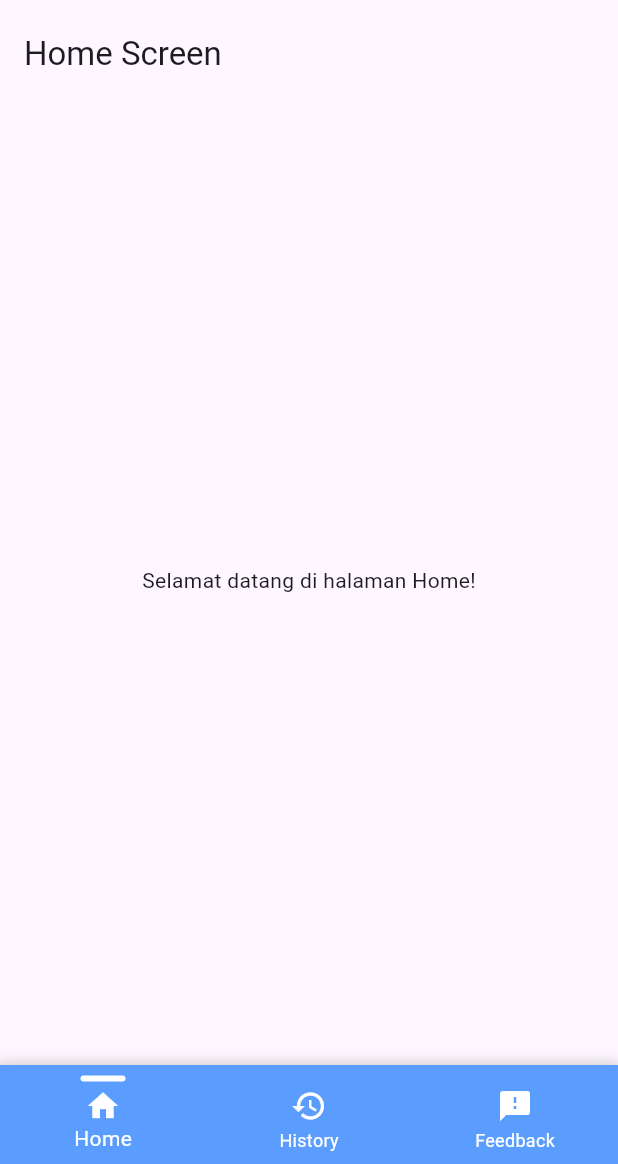
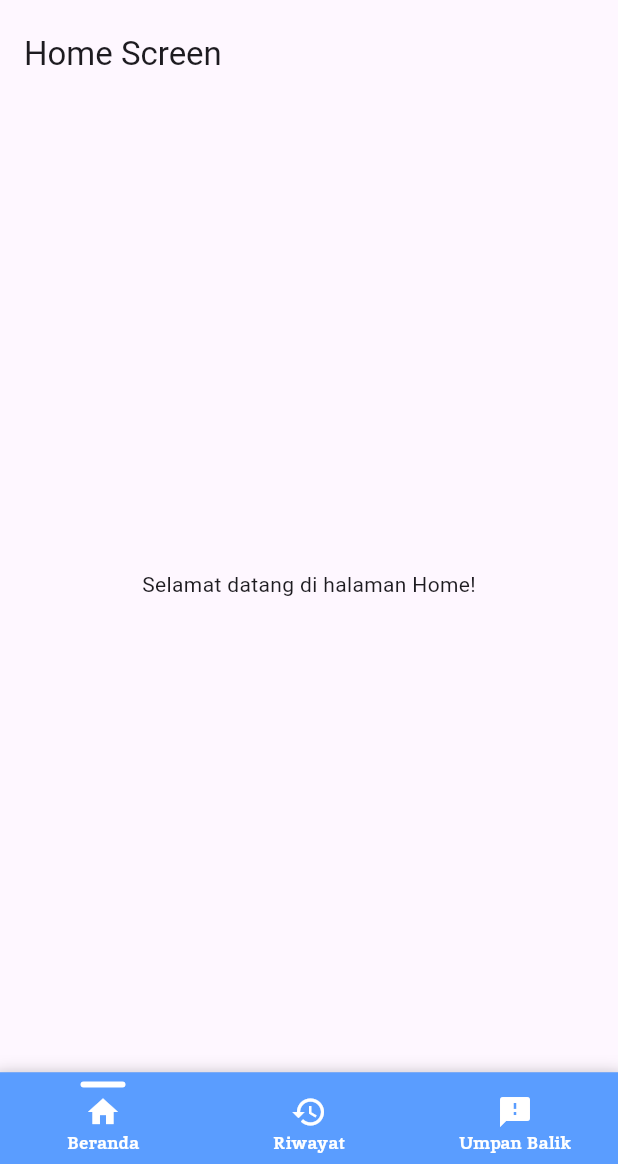
Before and after one commit to Wapikkk/HypecarePKMKC, a Flutter app: the screen it shows after launch, after a tap on "Mulai", on a phone screen of 412 x 824 dp, the part 72-1236 px from its top. Run offline on Flutter 3.47's test engine with Material 3 defaults, Android fonts, the phone set to English and light mode, and no system bars.

Commit message:
fix navgasi bar

```diff
--- a/lib/main.dart
+++ b/lib/main.dart
@@ -16,6 +16,8 @@ class MyApp extends StatelessWidget {
       theme: ThemeData(
         colorScheme: ColorScheme.fromSeed(seedColor: Colors.deepPurple),
         useMaterial3: true,
+        splashFactory: NoSplash.splashFactory,
+        highlightColor: Colors.transparent,
       ),
       home: const GettingStartedPage(),
     );
--- a/lib/ui/main_screen.dart
+++ b/lib/ui/main_screen.dart
@@ -108,12 +108,11 @@ class _MainScreenState extends State<MainScreen> {
                   Icon(Icons.home, color: _indicatorColor),
                 ],
               ),
-              label: 'Home',
+              label: 'Beranda',
             ),
              BottomNavigationBarItem(
               icon: Column(
                 children: [
-                  // Indikator garis di atas
                   AnimatedContainer(
                     duration: const Duration(milliseconds: 200),
                     height: 4,
@@ -127,7 +126,7 @@ class _MainScreenState extends State<MainScreen> {
                   Icon(Icons.history),
                 ],
               ),
-              label: 'History',
+              label: 'Riwayat',
             ),
             BottomNavigationBarItem(
               icon: Column(
@@ -145,7 +144,7 @@ class _MainScreenState extends State<MainScreen> {
                   Icon(Icons.feedback),
                 ],
               ),
-              label: 'Feedback',
+              label: 'Umpan Balik',
             ),
           ],
           currentIndex: _selectedIndex,
@@ -154,7 +153,16 @@ class _MainScreenState extends State<MainScreen> {
           onTap: _onItemTapped,
           backgroundColor: _primaryBlue,
           type: BottomNavigationBarType.fixed,
-          enableFeedback: false,
+          selectedLabelStyle: const TextStyle(
+            fontFamily: 'Inika',
+            fontSize: 12,
+            fontWeight: FontWeight.bold,
+          ),
+          unselectedLabelStyle: const TextStyle(
+            fontFamily: 'Inika',
+            fontSize: 12,
+            fontWeight: FontWeight.bold,
+          ),
         ),
       ),
     );
```
